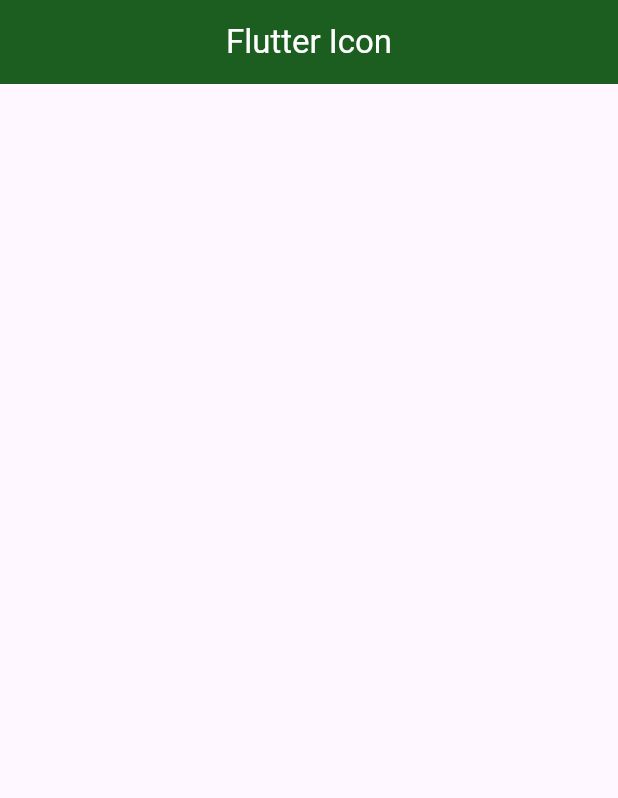
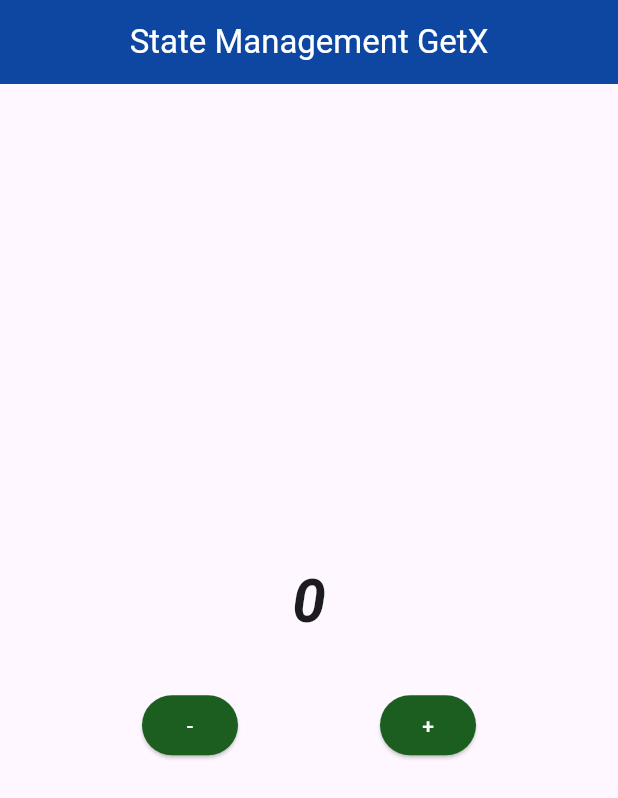
Before and after one commit to iqbalsuwandi20/belajar-flutter-youtube, a Flutter app: the screen it shows after launch, on a phone screen of 412 x 824 dp. Shown: the top 798 px of the screen. Run offline on Flutter 3.47's test engine with Material 3 defaults, Android fonts, the phone set to English and light mode, and no system bars; our stand-ins replace get.

Commit message:
state management getx

```diff
--- a/lib/main.dart
+++ b/lib/main.dart
@@ -1,4 +1,5 @@
 import 'package:flutter/material.dart';
+import 'package:get/get.dart';
 
 void main() {
   runApp(const MyApp());
@@ -9,25 +10,80 @@
 
   @override
   Widget build(BuildContext context) {
-    return const MaterialApp(
+    return GetMaterialApp(
       debugShowCheckedModeBanner: false,
       home: HomePage(),
     );
   }
 }
 
+class Controller extends GetxController {
+  var count = 0.obs; // state yang akan selalu di pantau perubahan
+  increment() => count + 1;
+  decrement() => count - 1;
+}
+
 class HomePage extends StatelessWidget {
-  const HomePage({super.key});
+  HomePage({super.key});
+
+  final myController = Get.put(Controller());
 
   @override
   Widget build(BuildContext context) {
     return Scaffold(
       appBar: AppBar(
         centerTitle: true,
-        backgroundColor: Colors.green[900],
+        backgroundColor: Colors.blue[900],
         title: const Text(
-          "Flutter Icon",
+          "State Management GetX",
           style: TextStyle(color: Colors.white),
+        ),
+      ),
+      body: Center(
+        child: Column(
+          mainAxisAlignment: MainAxisAlignment.center,
+          children: [
+            Obx(
+              () => Text(
+                "${myController.count.value}",
+                style: const TextStyle(
+                  fontSize: 40,
+                  fontWeight: FontWeight.bold,
+                  fontStyle: FontStyle.italic,
+                ),
+              ),
+            ),
+            const SizedBox(
+              height: 30,
+            ),
+            Row(
+              mainAxisAlignment: MainAxisAlignment.spaceEvenly,
+              children: [
+                ElevatedButton(
+                  style: ElevatedButton.styleFrom(
+                      backgroundColor: Colors.green[900]),
+                  onPressed: () {
+                    myController.decrement();
+                  },
+                  child: const Text(
+                    "-",
+                    style: TextStyle(color: Colors.white),
+                  ),
+                ),
+                ElevatedButton(
+                  style: ElevatedButton.styleFrom(
+                      backgroundColor: Colors.green[900]),
+                  onPressed: () {
+                    myController.increment();
+                  },
+                  child: const Text(
+                    "+",
+                    style: TextStyle(color: Colors.white),
+                  ),
+                ),
+              ],
+            )
+          ],
         ),
       ),
     );
--- a/pubspec.yaml
+++ b/pubspec.yaml
@@ -34,6 +34,7 @@
   # The following adds the Cupertino Icons font to your application.
   # Use with the CupertinoIcons class for iOS style icons.
   cupertino_icons: ^1.0.6
+  get: ^4.6.6
 
 dev_dependencies:
   flutter_test:
```
Also changed, not shown: pubspec.lock.
